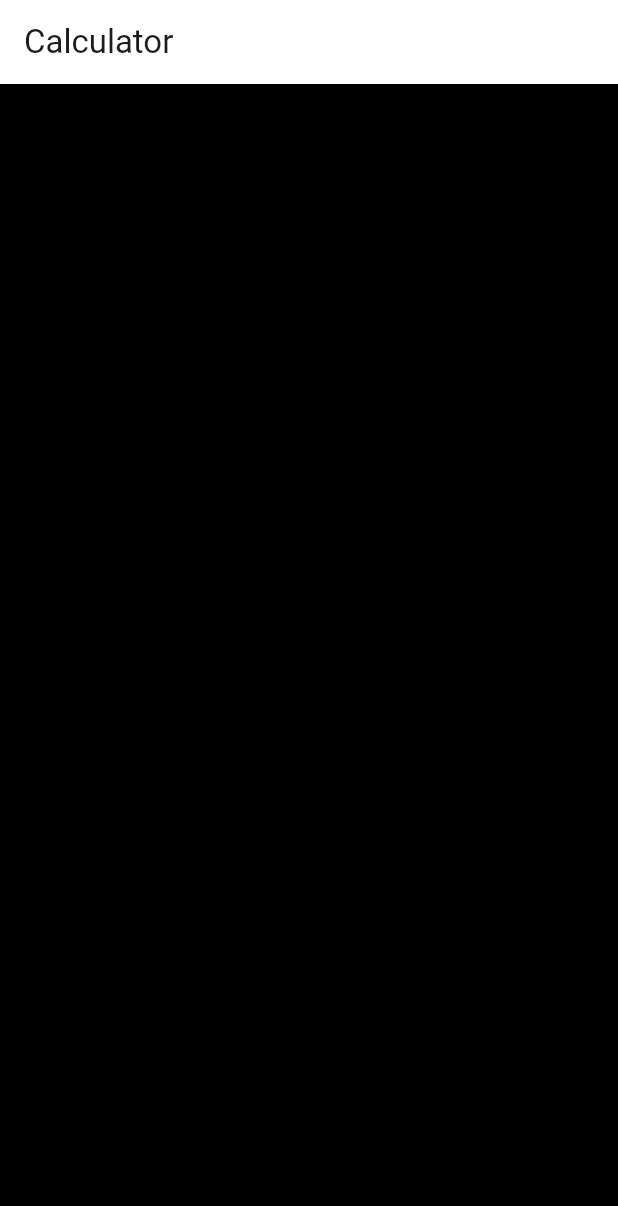
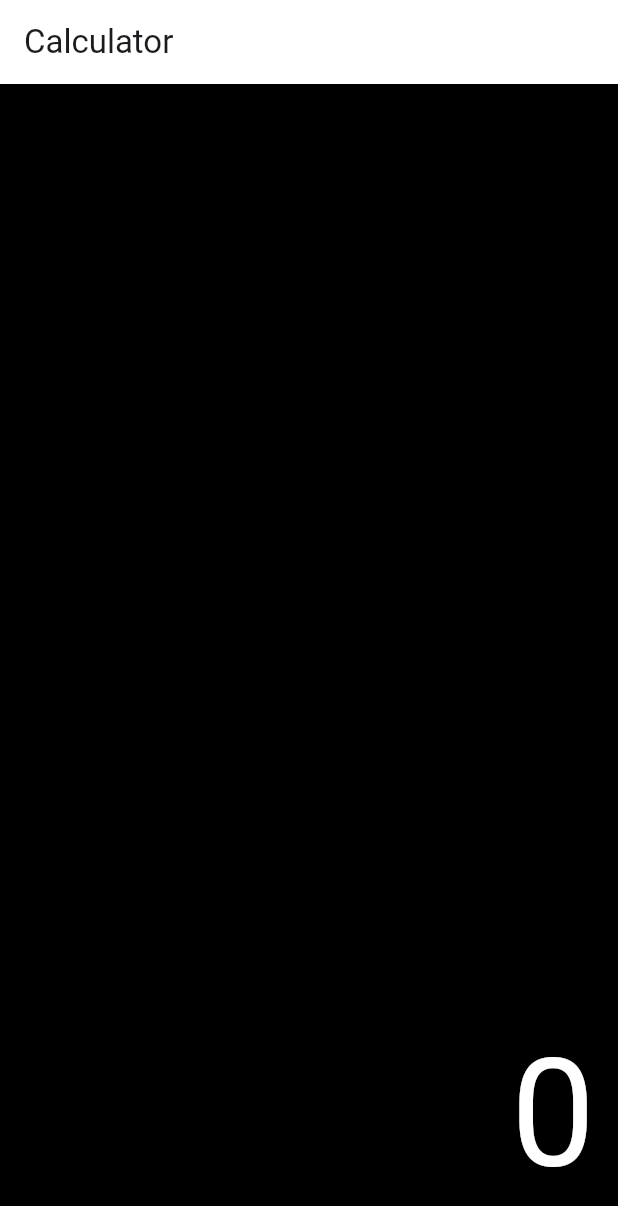
Before and after one commit to Ryuuutaaa/shigoto-flutter, a Flutter app: the screen it shows after launch, on a phone screen of 412 x 824 dp. Shown: the top 1206 px of the screen. Run offline on Flutter 3.47's test engine with Material 3 defaults, Android fonts, the phone set to English and light mode, and no system bars.

Commit message:
feat : addjustment ui

```diff
--- a/lib/main.dart
+++ b/lib/main.dart
@@ -20,6 +20,13 @@ class Calculator extends StatefulWidget {
 }
 
 class _CalculatorState extends State<Calculator> {
+
+  Widget calcbutton(String btntxt, Color btncolor, Color txtcolor){
+    return Container(
+
+    )
+  }
+
   @override
   Widget build(BuildContext context) {
     return Scaffold(
@@ -27,7 +34,30 @@ class _CalculatorState extends State<Calculator> {
       appBar: AppBar(title: Text("Calculator"), backgroundColor: Colors.white, ),
       body: Padding(
         padding: EdgeInsets.symmetric(horizontal: 5),
-        child: Column(),
+        child: Column(
+          mainAxisAlignment: MainAxisAlignment.end,
+          children: [
+            Row(
+              mainAxisAlignment: MainAxisAlignment.end,
+              children: [
+                Padding(padding: EdgeInsets.all(10.0),
+                child: Text('0',
+                  textAlign: TextAlign.end,
+                  style: TextStyle(color: Colors.white,
+                    fontSize: 100
+                    ),
+                  ),
+                )
+              ],
+            ),
+            Row(
+              mainAxisAlignment: MainAxisAlignment.spaceEvenly,
+              children: [
+
+              ],
+            )
+          ],
+        ),
       ),
     );
   }
```
